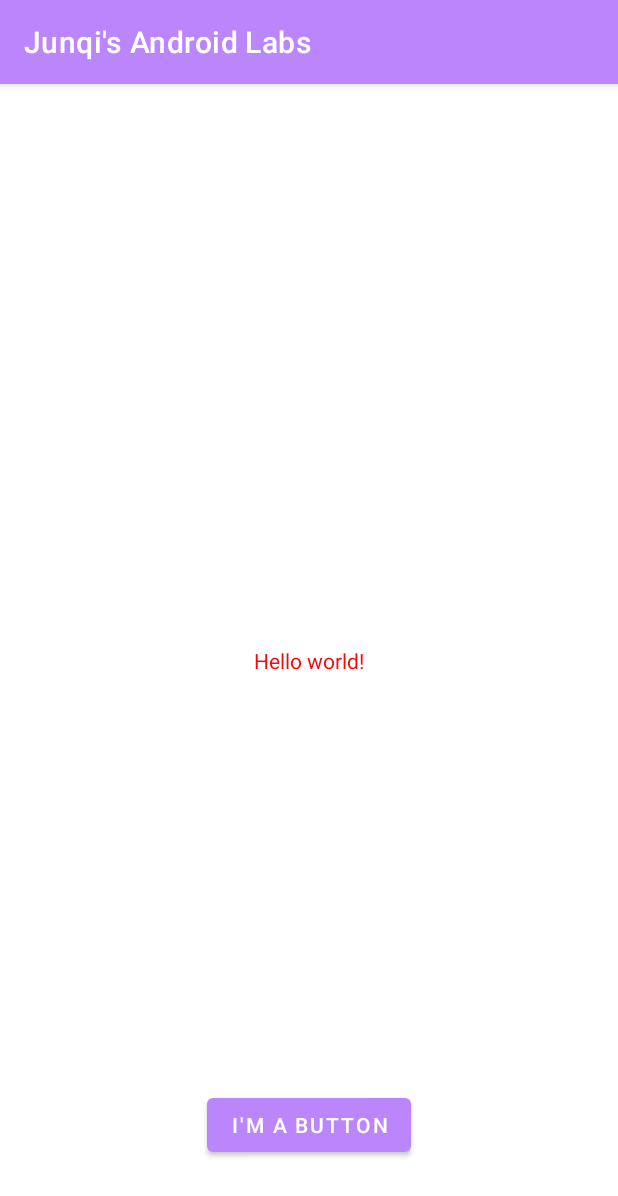
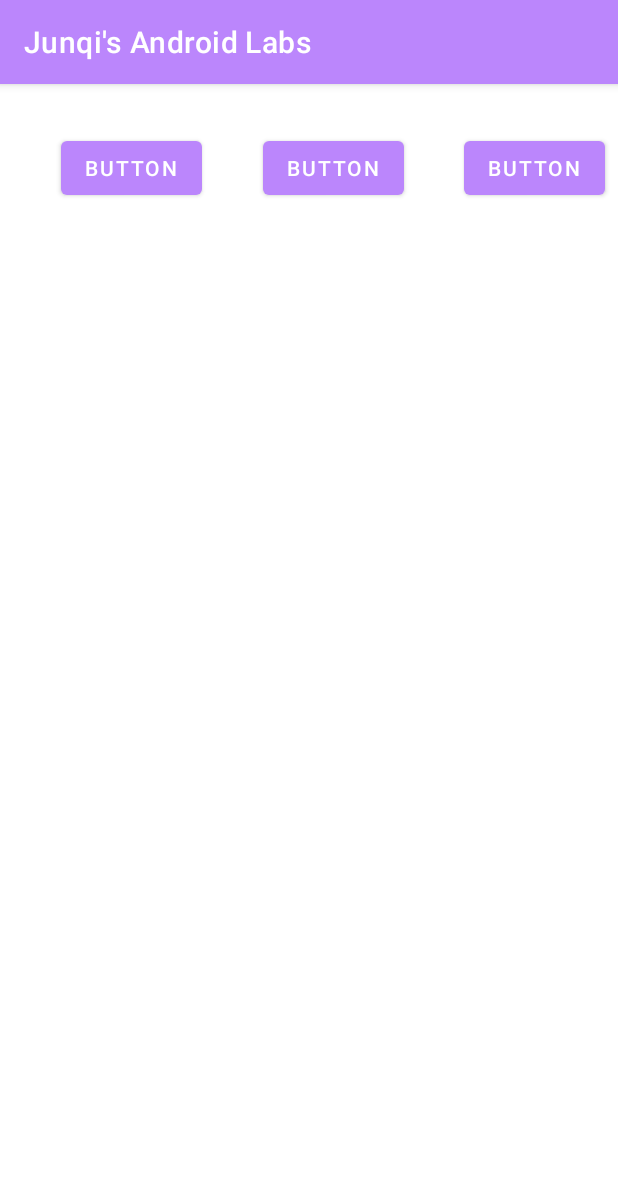
Before and after one commit to JunqiHong/JunqisAndroidLabs, an Android app: the screen it shows after launch (MainActivity), on a phone screen of 412 x 824 dp. Shown: the top 1196 px of the screen. Run offline under Robolectric (Android 15) with nearby library versions, the phone set to English and light mode, and no system bars.

Commit message:
Finished step 2

```diff
--- a/app/src/main/res/layout/activity_main.xml
+++ b/app/src/main/res/layout/activity_main.xml
@@ -2,27 +2,42 @@
 <androidx.constraintlayout.widget.ConstraintLayout xmlns:android="http://schemas.android.com/apk/res/android"
     xmlns:app="http://schemas.android.com/apk/res-auto"
     xmlns:tools="http://schemas.android.com/tools"
+    android:id="@+id/button"
     android:layout_width="match_parent"
     android:layout_height="match_parent"
     tools:context=".MainActivity">
 
-    <TextView
+    <Button
+        android:id="@+id/button1"
         android:layout_width="wrap_content"
         android:layout_height="wrap_content"
-        android:text="@string/hello_message"
-        app:layout_constraintBottom_toBottomOf="parent"
-        app:layout_constraintEnd_toEndOf="parent"
+        android:layout_marginStart="32dp"
+        android:layout_marginTop="32dp"
+        android:text="Button"
+        app:layout_constraintEnd_toStartOf="@+id/button2"
+        app:layout_constraintHorizontal_bias="0.5"
         app:layout_constraintStart_toStartOf="parent"
         app:layout_constraintTop_toTopOf="parent" />
 
     <Button
+        android:id="@+id/button2"
         android:layout_width="wrap_content"
         android:layout_height="wrap_content"
-        android:layout_marginBottom="50dp"
-        android:text="@string/button_message"
-        app:layout_constraintBottom_toBottomOf="parent"
+        android:layout_marginStart="32dp"
+        android:text="Button"
+        app:layout_constraintEnd_toStartOf="@+id/button3"
+        app:layout_constraintHorizontal_bias="0.5"
+        app:layout_constraintStart_toEndOf="@+id/button1"
+        app:layout_constraintTop_toTopOf="@+id/button1" />
+
+    <Button
+        android:id="@+id/button3"
+        android:layout_width="wrap_content"
+        android:layout_height="wrap_content"
+        android:layout_marginStart="32dp"
+        android:text="Button"
         app:layout_constraintEnd_toEndOf="parent"
         app:layout_constraintHorizontal_bias="0.5"
-        app:layout_constraintStart_toStartOf="parent" />
-
+        app:layout_constraintStart_toEndOf="@+id/button2"
+        app:layout_constraintTop_toTopOf="@+id/button2" />
 </androidx.constraintlayout.widget.ConstraintLayout>
```
